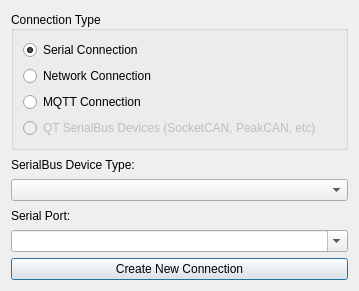
The window that ui/newconnectiondialog.ui (collin80/SavvyCAN) describes before a commit, drawn with Qt 5.
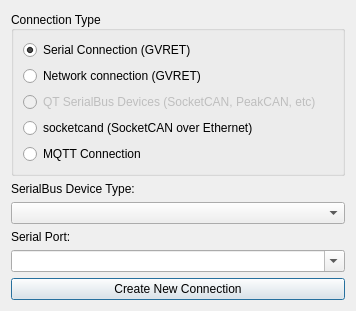
The same window after the commit.

Commit message: adding socketcand support

```diff
--- a/ui/newconnectiondialog.ui
+++ b/ui/newconnectiondialog.ui
@@ -6,8 +6,8 @@
    <rect>
     <x>0</x>
     <y>0</y>
-    <width>359</width>
-    <height>291</height>
+    <width>356</width>
+    <height>282</height>
    </rect>
   </property>
   <property name="windowTitle">
@@ -26,14 +26,21 @@
       <item row="0" column="0">
        <widget class="QRadioButton" name="rbGVRET">
         <property name="text">
-         <string>Serial Connection</string>
+         <string>Serial Connection (GVRET)</string>
         </property>
         <property name="checked">
          <bool>true</bool>
         </property>
        </widget>
       </item>
-      <item row="3" column="0">
+      <item row="1" column="0">
+       <widget class="QRadioButton" name="rbRemote">
+        <property name="text">
+         <string>Network connection (GVRET)</string>
+        </property>
+       </widget>
+      </item>
+	  <item row="2" column="0">
        <widget class="QRadioButton" name="rbSocketCAN">
         <property name="enabled">
          <bool>false</bool>
@@ -43,14 +50,14 @@
         </property>
        </widget>
       </item>
-      <item row="1" column="0">
-       <widget class="QRadioButton" name="rbRemote">
+      <item row="3" column="0">
+       <widget class="QRadioButton" name="rbKayak">
         <property name="text">
-         <string>Network Connection</string>
+         <string>socketcand (SocketCAN over Ethernet)</string>
         </property>
        </widget>
       </item>
-      <item row="2" column="0">
+	  <item row="4" column="0">
        <widget class="QRadioButton" name="rbMQTT">
         <property name="text">
          <string>MQTT Connection</string>
```
The commit also changes 11 other files.
